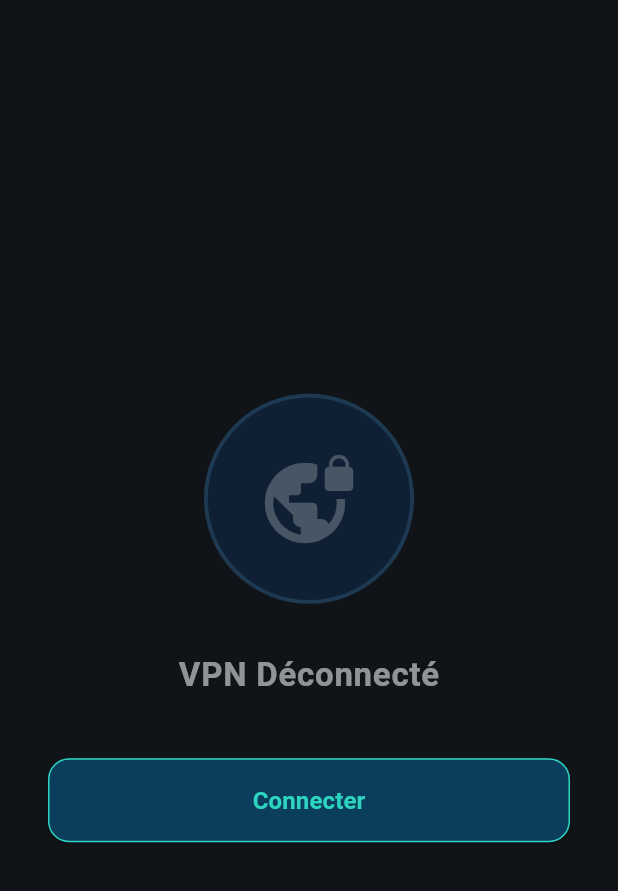
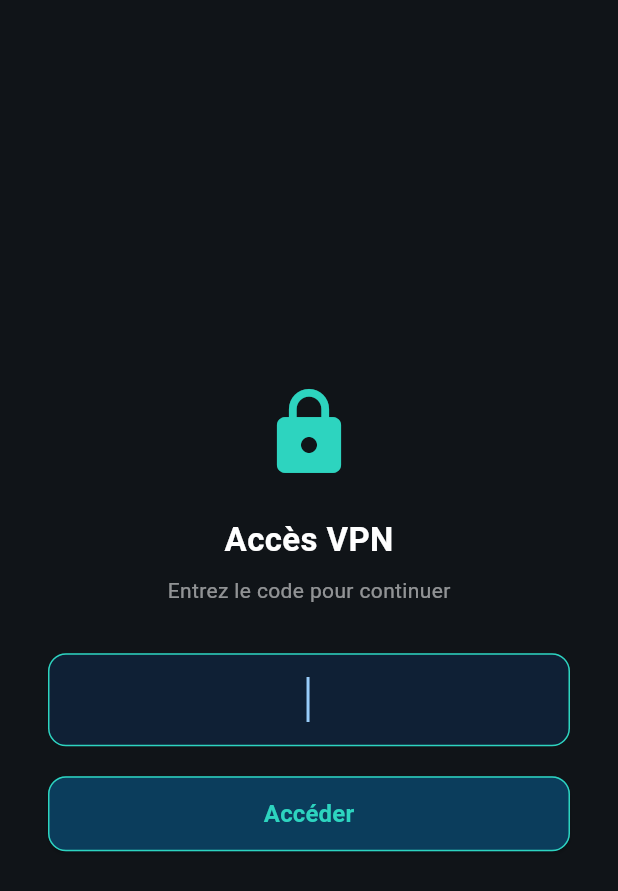
Before and after one commit to Perlace/astreinte-app, a Flutter app: the VpnScreen widget shown alone on an empty page, opened directly, on a phone screen of 412 x 824 dp. Shown: the top 891 px of the screen. Run offline on Flutter 3.47's test engine with Material 3 defaults, Android fonts, the phone set to English and light mode, and no system bars; our stand-ins replace go_router, hive, hive_flutter, share_plus; missing offline and left inert: wireguard_flutter, workmanager; accounts and stored records are empty; statements that could not run were skipped.

Commit message:
feat: code d'accès VPN + export config Windows WireGuard

```diff
--- /dev/null
+++ b/lib/config/vpn_config.dart
@@ -0,0 +1,29 @@
+// Modifier VPN_ACCESS_CODE pour changer le code d'accès à l'onglet VPN
+const String vpnAccessCode = '636669';
+
+const String _serverPub = '+iB4pASiK+m8kQXPMxevKObTesE/Ya4ENpEbTtaALlg=';
+const String _serverEndpoint = '51.159.165.27:51820';
+
+const String wgConfigAndroid = '''[Interface]
+PrivateKey = 2DqS6t2IVLSE4155QG2Gbmnv7uw49F7IPJm2qNl4eko=
+Address = 10.0.0.2/24
+DNS = 8.8.8.8
+
+[Peer]
+PublicKey = $_serverPub
+Endpoint = $_serverEndpoint
+AllowedIPs = 51.159.165.27/32
+PersistentKeepalive = 25
+''';
+
+const String wgConfigWindows = '''[Interface]
+PrivateKey = +BMFzDrNkYVwbfmXdqzsMmX0F8ZEtHze6Jxwr2MMKkA=
+Address = 10.0.0.3/24
+DNS = 8.8.8.8
+
+[Peer]
+PublicKey = $_serverPub
+Endpoint = $_serverEndpoint
+AllowedIPs = 51.159.165.27/32
+PersistentKeepalive = 25
+''';
--- a/lib/screens/vpn_screen.dart
+++ b/lib/screens/vpn_screen.dart
@@ -1,17 +1,10 @@
+import 'dart:io';
 import 'package:flutter/material.dart';
+import 'package:flutter/services.dart';
+import 'package:share_plus/share_plus.dart';
+import 'package:path_provider/path_provider.dart';
 import 'package:wireguard_flutter/wireguard_flutter.dart';
-
-const _wgConfig = '''[Interface]
-PrivateKey = 2DqS6t2IVLSE4155QG2Gbmnv7uw49F7IPJm2qNl4eko=
-Address = 10.0.0.2/24
-DNS = 8.8.8.8
-
-[Peer]
-PublicKey = +iB4pASiK+m8kQXPMxevKObTesE/Ya4ENpEbTtaALlg=
-Endpoint = 51.159.165.27:51820
-AllowedIPs = 51.159.165.27/32
-PersistentKeepalive = 25
-''';
+import '../config/vpn_config.dart';
 
 class VpnScreen extends StatefulWidget {
   const VpnScreen({super.key});
@@ -21,21 +14,43 @@ class VpnScreen extends StatefulWidget {
 }
 
 class _VpnScreenState extends State<VpnScreen> {
+  bool _unlocked = false;
+  final _codeController = TextEditingController();
+  bool _codeError = false;
+
   VpnStage _stage = VpnStage.disconnected;
   bool _initializing = true;
 
   @override
   void initState() {
     super.initState();
-    _init();
+    _initWg();
   }
 
-  Future<void> _init() async {
+  Future<void> _initWg() async {
     await WireGuardFlutter.instance.initialize(interfaceName: 'wg0');
     WireGuardFlutter.instance.vpnStageSnapshot.listen((stage) {
       if (mounted) setState(() => _stage = stage);
     });
     setState(() => _initializing = false);
+  }
+
+  @override
+  void dispose() {
+    _codeController.dispose();
+    super.dispose();
+  }
+
+  void _checkCode() {
+    if (_codeController.text.trim() == vpnAccessCode) {
+      setState(() {
+        _unlocked = true;
+        _codeError = false;
+      });
+    } else {
+      setState(() => _codeError = true);
+      _codeController.clear();
+    }
   }
 
   Future<void> _toggle() async {
@@ -44,32 +59,116 @@ class _VpnScreenState extends State<VpnScreen> {
     } else {
       await WireGuardFlutter.instance.startVpn(
         serverAddress: '51.159.165.27',
-        wgQuickConfig: _wgConfig,
+        wgQuickConfig: wgConfigAndroid,
         providerBundleIdentifier: 'com.o2switch.astreinte_app',
       );
     }
   }
 
+  Future<void> _exportWindows() async {
+    final dir = await getTemporaryDirectory();
+    final file = File('${dir.path}/llm-mcflex-windows.conf');
+    await file.writeAsString(wgConfigWindows);
+    await Share.shareXFiles(
+      [XFile(file.path, mimeType: 'text/plain')],
+      subject: 'Config WireGuard Windows - llm.mcflex.fr',
+    );
+  }
+
   @override
   Widget build(BuildContext context) {
-    final connected = _stage == VpnStage.connected;
-    final connecting = _stage == VpnStage.connecting || _stage == VpnStage.authenticating;
+    if (!_unlocked) return _buildLock();
+    return _buildVpn();
+  }
 
+  Widget _buildLock() {
     return Center(
       child: Padding(
         padding: const EdgeInsets.all(32),
         child: Column(
           mainAxisAlignment: MainAxisAlignment.center,
           children: [
+            const Icon(Icons.lock, size: 64, color: Color(0xFF2dd4bf)),
+            const SizedBox(height: 24),
+            const Text(
+              'Accès VPN',
+              style: TextStyle(fontSize: 22, fontWeight: FontWeight.w700, color: Colors.white),
+            ),
+            const SizedBox(height: 8),
+            const Text(
+              'Entrez le code pour continuer',
+              style: TextStyle(color: Colors.white54, fontSize: 14),
+            ),
+            const SizedBox(height: 32),
+            TextField(
+              controller: _codeController,
+              obscureText: true,
+              keyboardType: TextInputType.number,
+              maxLength: 6,
+              autofocus: true,
+              style: const TextStyle(color: Colors.white, letterSpacing: 4, fontSize: 20),
+              textAlign: TextAlign.center,
+              onSubmitted: (_) => _checkCode(),
+              decoration: InputDecoration(
+                counterText: '',
+                errorText: _codeError ? 'Code incorrect' : null,
+                enabledBorder: OutlineInputBorder(
+                  borderRadius: BorderRadius.circular(12),
+                  borderSide: const BorderSide(color: Color(0xFF1e3a52)),
+                ),
+                focusedBorder: OutlineInputBorder(
+                  borderRadius: BorderRadius.circular(12),
+                  borderSide: const BorderSide(color: Color(0xFF2dd4bf)),
+                ),
+                errorBorder: OutlineInputBorder(
+                  borderRadius: BorderRadius.circular(12),
+                  borderSide: const BorderSide(color: Colors.redAccent),
+                ),
+                focusedErrorBorder: OutlineInputBorder(
+                  borderRadius: BorderRadius.circular(12),
+                  borderSide: const BorderSide(color: Colors.redAccent),
+                ),
+                filled: true,
+                fillColor: const Color(0xFF0F2035),
+              ),
+            ),
+            const SizedBox(height: 20),
+            SizedBox(
+              width: double.infinity,
+              height: 50,
+              child: ElevatedButton(
+                onPressed: _checkCode,
+                style: ElevatedButton.styleFrom(
+                  backgroundColor: const Color(0xFF0B3D5C),
+                  foregroundColor: const Color(0xFF2dd4bf),
+                  side: const BorderSide(color: Color(0xFF2dd4bf)),
+                  shape: RoundedRectangleBorder(borderRadius: BorderRadius.circular(12)),
+                ),
+                child: const Text('Accéder', style: TextStyle(fontSize: 16, fontWeight: FontWeight.w600)),
+              ),
+            ),
+          ],
+        ),
+      ),
+    );
+  }
+
+  Widget _buildVpn() {
+    final connected = _stage == VpnStage.connected;
+    final connecting = _stage == VpnStage.connecting || _stage == VpnStage.authenticating;
+
+    return SingleChildScrollView(
+      padding: const EdgeInsets.all(32),
+      child: Column(
+        children: [
+          const SizedBox(height: 20),
           AnimatedContainer(
             duration: const Duration(milliseconds: 400),
             width: 140,
             height: 140,
             decoration: BoxDecoration(
               shape: BoxShape.circle,
-                color: connected
-                    ? const Color(0xFF0D2E1A)
-                    : const Color(0xFF0F2035),
+              color: connected ? const Color(0xFF0D2E1A) : const Color(0xFF0F2035),
               border: Border.all(
                 color: connected ? const Color(0xFF2dd4bf) : const Color(0xFF1e3a52),
                 width: 2.5,
@@ -86,16 +185,11 @@ class _VpnScreenState extends State<VpnScreen> {
           ),
           const SizedBox(height: 32),
           Text(
-              connected
-                  ? 'VPN Connecté'
-                  : connecting
-                      ? 'Connexion...'
-                      : 'VPN Déconnecté',
+            connected ? 'VPN Connecté' : connecting ? 'Connexion...' : 'VPN Déconnecté',
             style: TextStyle(
               fontSize: 22,
               fontWeight: FontWeight.w700,
               color: connected ? const Color(0xFF2dd4bf) : Colors.white54,
-                letterSpacing: 0.5,
             ),
           ),
           if (connected) ...[
@@ -114,9 +208,7 @@ class _VpnScreenState extends State<VpnScreen> {
               style: ElevatedButton.styleFrom(
                 backgroundColor: connected ? const Color(0xFF2d1515) : const Color(0xFF0B3D5C),
                 foregroundColor: connected ? Colors.redAccent : const Color(0xFF2dd4bf),
-                  side: BorderSide(
-                    color: connected ? Colors.redAccent : const Color(0xFF2dd4bf),
-                  ),
+                side: BorderSide(color: connected ? Colors.redAccent : const Color(0xFF2dd4bf)),
                 shape: RoundedRectangleBorder(borderRadius: BorderRadius.circular(14)),
               ),
               child: connecting
@@ -131,8 +223,38 @@ class _VpnScreenState extends State<VpnScreen> {
                     ),
             ),
           ),
+          const SizedBox(height: 40),
+          const Divider(color: Color(0xFF1e3a52)),
+          const SizedBox(height: 24),
+          Row(
+            children: const [
+              Icon(Icons.computer, color: Colors.white38, size: 18),
+              SizedBox(width: 8),
+              Text('Accès depuis Windows', style: TextStyle(color: Colors.white54, fontSize: 13)),
             ],
           ),
+          const SizedBox(height: 12),
+          SizedBox(
+            width: double.infinity,
+            height: 50,
+            child: OutlinedButton.icon(
+              onPressed: _exportWindows,
+              style: OutlinedButton.styleFrom(
+                foregroundColor: Colors.white70,
+                side: const BorderSide(color: Color(0xFF1e3a52)),
+                shape: RoundedRectangleBorder(borderRadius: BorderRadius.circular(12)),
+              ),
+              icon: const Icon(Icons.download, size: 20),
+              label: const Text('Exporter config Windows (.conf)'),
+            ),
+          ),
+          const SizedBox(height: 8),
+          const Text(
+            'Importer dans WireGuard Windows pour accéder à llm.mcflex.fr',
+            style: TextStyle(color: Colors.white24, fontSize: 11),
+            textAlign: TextAlign.center,
+          ),
+        ],
       ),
     );
   }
--- a/pubspec.yaml
+++ b/pubspec.yaml
@@ -2,7 +2,7 @@ name: astreinte_app
 description: Gestionnaire de notifications pour les astreintes o2switch
 
 publish_to: 'none'
-version: 1.3.0+3
+version: 1.4.0+4
 
 environment:
   sdk: '>=3.0.0 <4.0.0'
@@ -32,6 +32,8 @@ dependencies:
   http: ^1.2.0
   # VPN WireGuard
   wireguard_flutter: ^0.1.3
+  # Partage de fichiers
+  share_plus: ^10.0.0
 
 dev_dependencies:
   flutter_test:
```
Also changed, not shown: pubspec.lock, 3 other files. Lines whose indentation alone changed are shown as unchanged.
